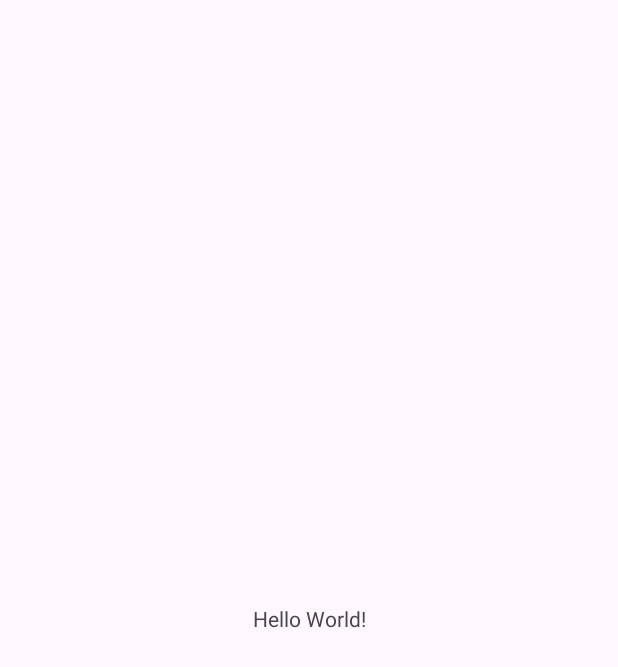
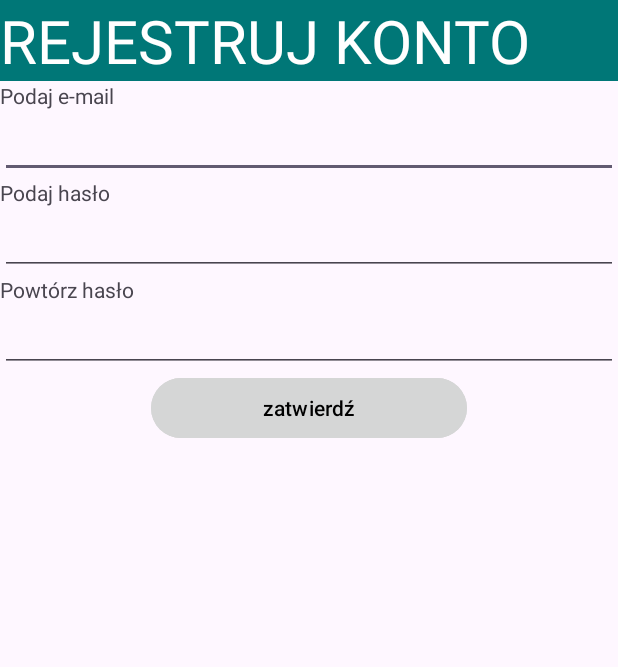
Before and after one commit to bucek44/egzamnINF04_2021, an Android app: the screen it shows after launch (MainActivity), on a phone screen of 412 x 824 dp. Before the commit the part shown is almost empty. Shown: the top 667 px of the screen. Run offline under Robolectric (Android 15) with nearby library versions, the phone set to English and light mode, and no system bars.

Commit message:
widok aplikacji

```diff
--- a/app/src/main/res/layout/activity_main.xml
+++ b/app/src/main/res/layout/activity_main.xml
@@ -1,19 +1,96 @@
 <?xml version="1.0" encoding="utf-8"?>
-<androidx.constraintlayout.widget.ConstraintLayout xmlns:android="http://schemas.android.com/apk/res/android"
+<LinearLayout xmlns:android="http://schemas.android.com/apk/res/android"
     xmlns:app="http://schemas.android.com/apk/res-auto"
     xmlns:tools="http://schemas.android.com/tools"
     android:id="@+id/main"
     android:layout_width="match_parent"
     android:layout_height="match_parent"
+    android:orientation="vertical"
     tools:context=".MainActivity">
 
     <TextView
-        android:layout_width="wrap_content"
+        android:layout_width="match_parent"
         android:layout_height="wrap_content"
-        android:text="Hello World!"
-        app:layout_constraintBottom_toBottomOf="parent"
-        app:layout_constraintEnd_toEndOf="parent"
-        app:layout_constraintStart_toStartOf="parent"
-        app:layout_constraintTop_toTopOf="parent" />
+        android:background="#007777"
+        android:textSize="40dp"
+        android:textColor="@color/white"
+        android:text="REJESTRUJ KONTO" />
 
-</androidx.constraintlayout.widget.ConstraintLayout>
+    <TextView
+        android:id="@+id/textView"
+        android:layout_width="match_parent"
+        android:layout_height="wrap_content"
+        android:text="Podaj e-mail" />
+
+    <EditText
+        android:id="@+id/editTextTextEmailAddress"
+        android:layout_width="match_parent"
+        android:layout_height="wrap_content"
+        android:ems="10"
+        android:inputType="textEmailAddress" />
+
+    <TextView
+        android:id="@+id/textView2"
+        android:layout_width="match_parent"
+        android:layout_height="wrap_content"
+        android:text="Podaj hasło" />
+
+    <EditText
+        android:id="@+id/editTextTextPassword"
+        android:layout_width="match_parent"
+        android:layout_height="wrap_content"
+        android:ems="10"
+        android:inputType="textPassword" />
+
+    <TextView
+        android:id="@+id/textView3"
+        android:layout_width="match_parent"
+        android:layout_height="wrap_content"
+        android:text="Powtórz hasło" />
+
+    <EditText
+        android:id="@+id/editTextTextPasswordPowtorz"
+        android:layout_width="match_parent"
+        android:layout_height="wrap_content"
+        android:ems="10"
+        android:inputType="textPassword" />
+
+
+    <LinearLayout
+        android:layout_width="match_parent"
+        android:layout_height="wrap_content"
+        android:orientation="horizontal">
+
+        <TextView
+            android:id="@+id/Nic"
+            android:layout_width="wrap_content"
+            android:layout_height="wrap_content"
+            android:layout_weight="1"
+            android:text="" />
+
+        <Button
+            android:id="@+id/btnZatwierdz"
+            android:layout_width="wrap_content"
+            android:layout_height="wrap_content"
+            android:layout_weight="1"
+            android:backgroundTint="#D5D6D6"
+            android:text="zatwierdź"
+            android:textColor="@color/black" />
+
+        <TextView
+            android:id="@+id/textViewNic2"
+            android:layout_width="wrap_content"
+            android:layout_height="wrap_content"
+            android:layout_weight="1"
+            android:text="" />
+    </LinearLayout>
+
+    <TextView
+        android:id="@+id/textViewPrzywitanie"
+        android:layout_width="match_parent"
+        android:layout_height="wrap_content"
+        android:textAlignment="center"
+        android:text="" />
+
+
+</LinearLayout>
```
